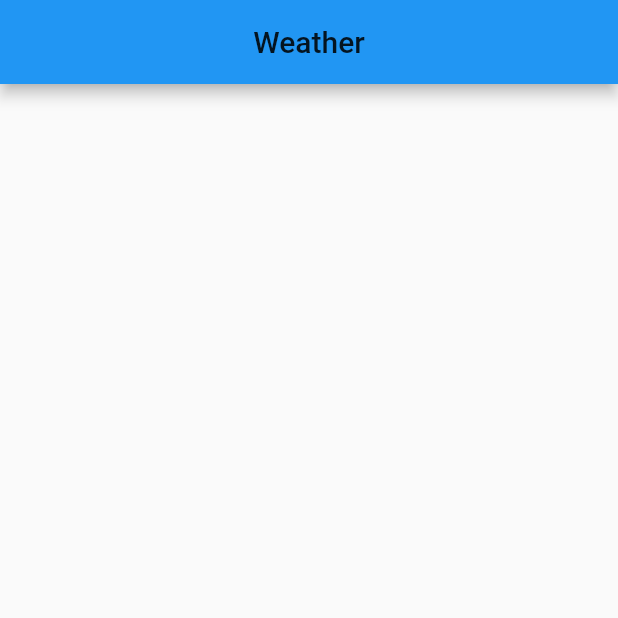
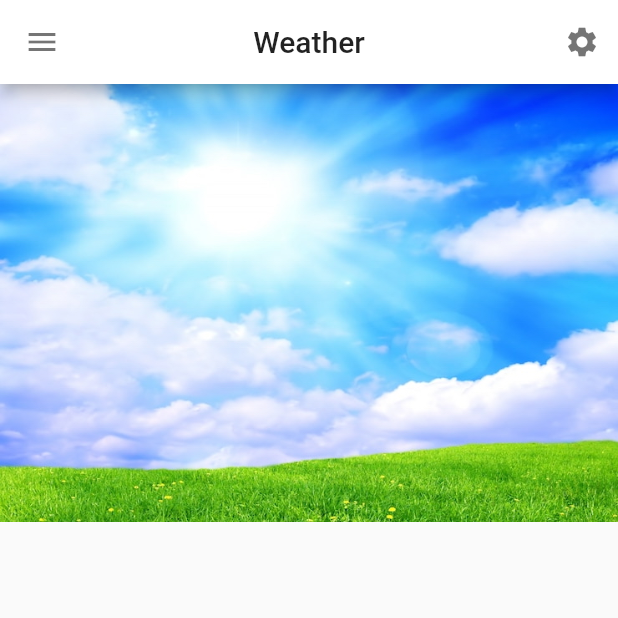
Before and after one commit to DokSna/layout_example_weather, a Flutter app: the screen it shows after launch, on a phone screen of 412 x 824 dp, the top half of it. Run offline on Flutter 3.47's test engine with Material 2 defaults, Android fonts, the phone set to English and light mode, and no system bars.

Commit message:
добавлена картинка

```diff
--- a/lib/main.dart
+++ b/lib/main.dart
@@ -8,10 +8,42 @@ class MyApp extends StatelessWidget {
     return MaterialApp(
       home: Scaffold(
         appBar: AppBar(
-          title: Text("Weather", style: TextStyle(color: Colors.black87)),
+          title: const Text(
+            "Weather",
+            style: TextStyle(color: Colors.black87),
+          ),
           centerTitle: true,
+          backgroundColor: Colors.white,
+          leading: IconButton(
+            icon: const Icon(Icons.menu),
+            onPressed: () {},
+          ),
+          iconTheme: const IconThemeData(color: Colors.black54),
+          brightness: Brightness.light,
+          actions: <Widget>[
+            IconButton(
+              onPressed: () {},
+              icon: const Icon(Icons.settings),
+            ),
+          ],
         ),
+        body: _buildBody(),
       ),
     );
   }
 }
+
+Widget _buildBody() {
+  return SingleChildScrollView(
+    child: Column(children: <Widget>[
+      _headerImage(),
+    ]),
+  );
+}
+
+Image _headerImage() {
+  return const Image(
+    image: AssetImage('assets/images/sun2.jpg'),
+    fit: BoxFit.cover,
+  );
+}
--- a/pubspec.yaml
+++ b/pubspec.yaml
@@ -58,8 +58,8 @@ flutter:
   uses-material-design: true
 
   # To add assets to your application, add an assets section, like this:
-  # assets:
-  #   - images/a_dot_burr.jpeg
+  assets:
+    - assets/images/sun2.jpg
   #   - images/a_dot_ham.jpeg
 
   # An image asset can refer to one or more resolution-specific "variants", see
```
Also changed, not shown: assets/images/sun.jpg (added), assets/images/sun2.jpg (added).
